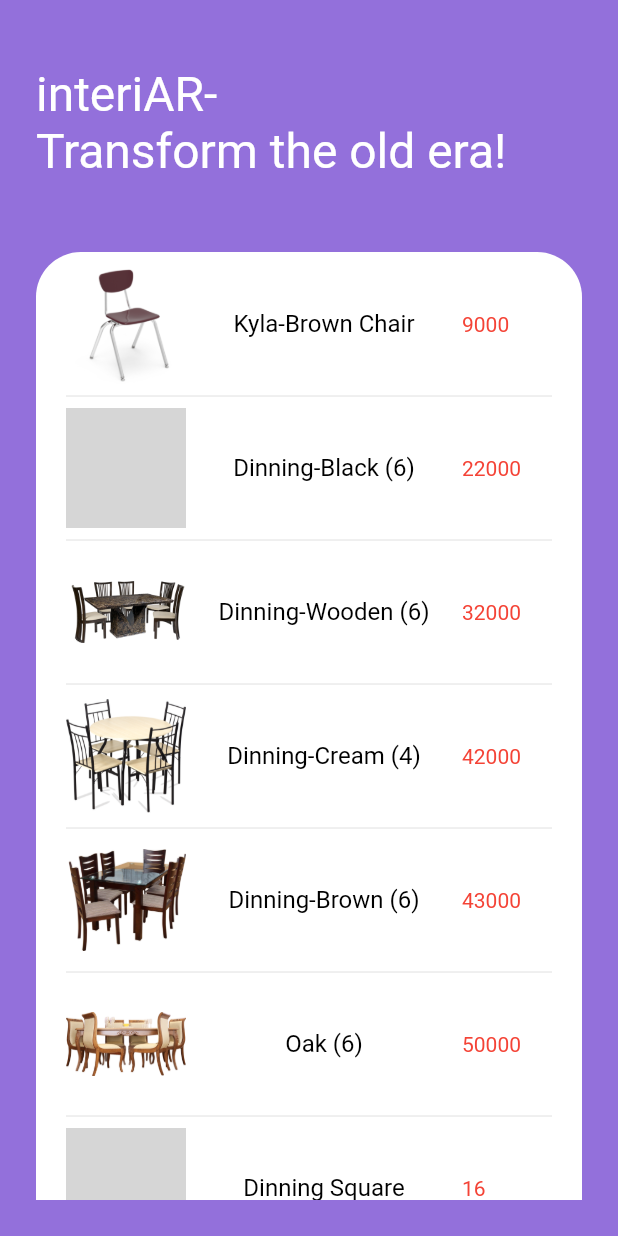
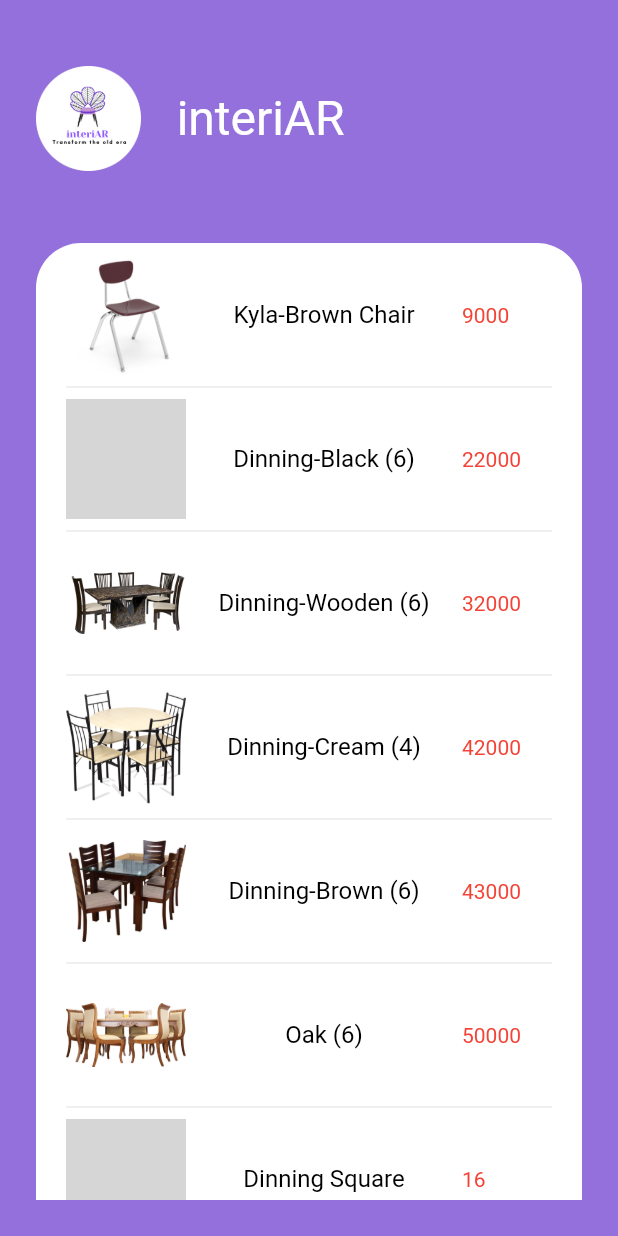
Before and after one commit to Muhammad-Hassan1000/Furniture_Store_App, a Flutter app: the ItemListScreen screen opened by its route, scrolled down 1152 dp, on a phone screen of 412 x 824 dp. Run offline on Flutter 3.47's test engine with Material 2 defaults, Android fonts, the phone set to English and light mode, and no system bars; our stand-ins replace backdrop, badges, cached_network_image, carousel_slider, cloud_firestore, firebase_auth and 10 more; missing offline and left inert: future_progress_dialog, list_tile_switch, stripe_payment; accounts and stored records are empty; network calls fail; grey boxes are pictures that could not be loaded.

Commit message:
Logo & itemListScreen

```diff
--- a/lib/screens/itemListScreen.dart
+++ b/lib/screens/itemListScreen.dart
@@ -228,8 +228,9 @@ class ItemListScreen extends StatelessWidget {
               child: Row(
                 mainAxisAlignment: MainAxisAlignment.start,
                 children: <Widget>[
-                   Text(
-                    'interiAR- \nTransform the old era!',
+                  Image.asset("assets/logo1.png", height: 70, width: 70),
+                  Text(
+                    '   interiAR',
                     style: TextStyle(fontSize: 32, color: Colors.white),
                   ),
                   // Text(
```
Also changed, not shown: lib/screens/landing_page.dart (+2 -16 lines), assets/logo1.png (added).
